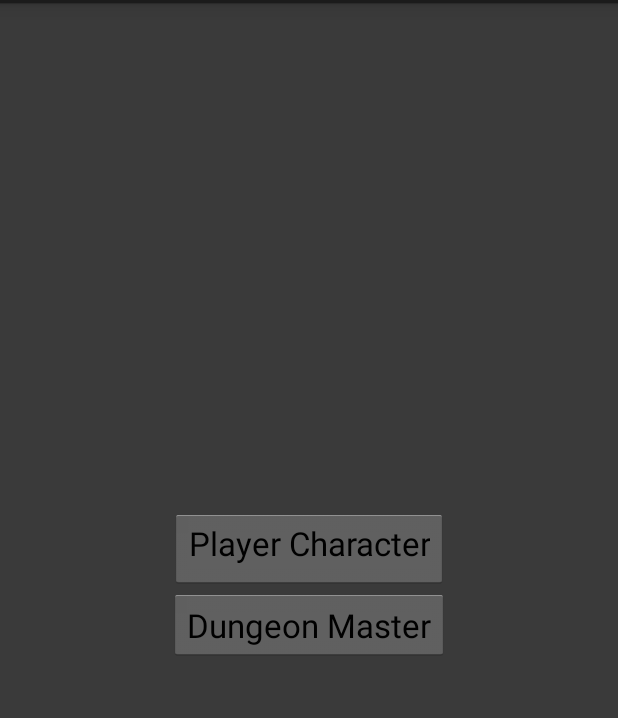
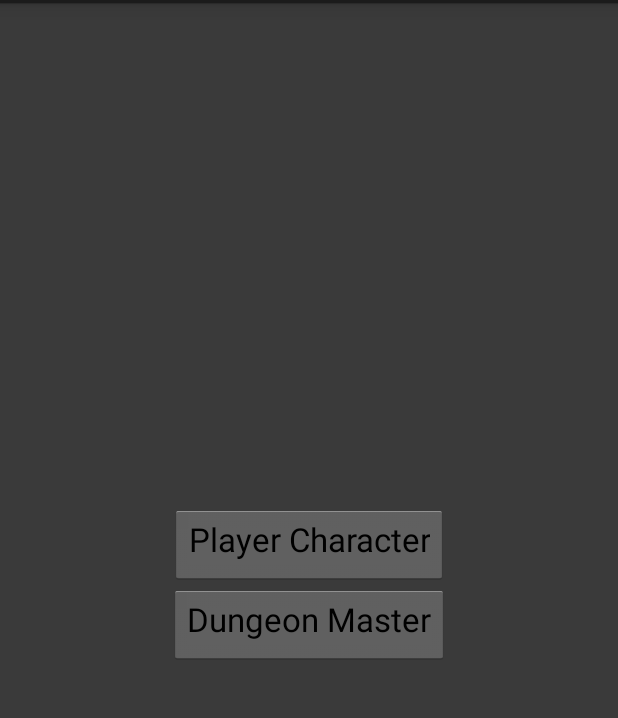
Before and after one commit to Twood76/dmdenc2, an Android app: the screen it shows after launch (StartActivity), on a phone screen of 412 x 824 dp, the part 69-787 px from its top. Run offline under Robolectric (Android 15) with nearby library versions, the phone set to English and light mode, and no system bars.

```diff
--- a/app/src/main/res/layout/activity_start.xml
+++ b/app/src/main/res/layout/activity_start.xml
@@ -24,6 +24,7 @@
         android:layout_height="wrap_content"
         android:text="Dungeon Master"
         android:id="@+id/start_activity_dmButton"
-        android:textSize="@dimen/large_text_size"/>
+        android:textSize="@dimen/large_text_size"
+        android:paddingBottom="@dimen/activity_vertical_margin"/>
 
 </LinearLayout>
```
Also changed, not shown: app/src/main/java/com/ricky/encounterassistant/ui/activities/CharacterEditActivity.java (+9 -0 lines).
